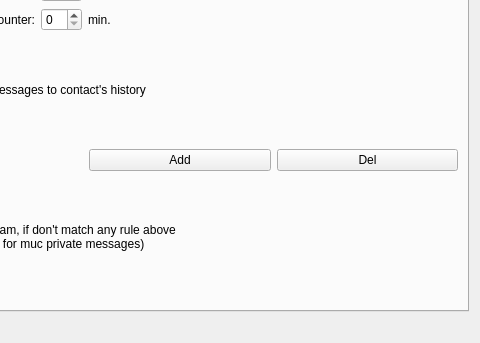
psi-im/plugins, file generic/stopspamplugin/options.ui: the form before one commit; both pictures show x 120 to 600 and y 181 to 524 of the 600 by 524 pixel window.
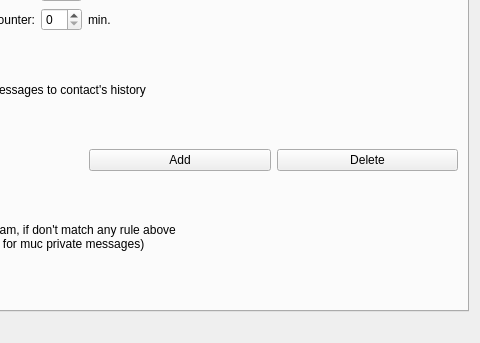
The form after the commit. The open tabs and pages were chosen to show the change.

Commit message:
Del -> Delete (#100)
Del -> Delete

What changed in the file:
```diff
--- a/generic/stopspamplugin/options.ui
+++ b/generic/stopspamplugin/options.ui
@@ -393,7 +393,7 @@
          <item>
           <widget class="QPushButton" name="pb_del">
            <property name="text">
-            <string>Del</string>
+            <string>Delete</string>
            </property>
           </widget>
          </item>
```
